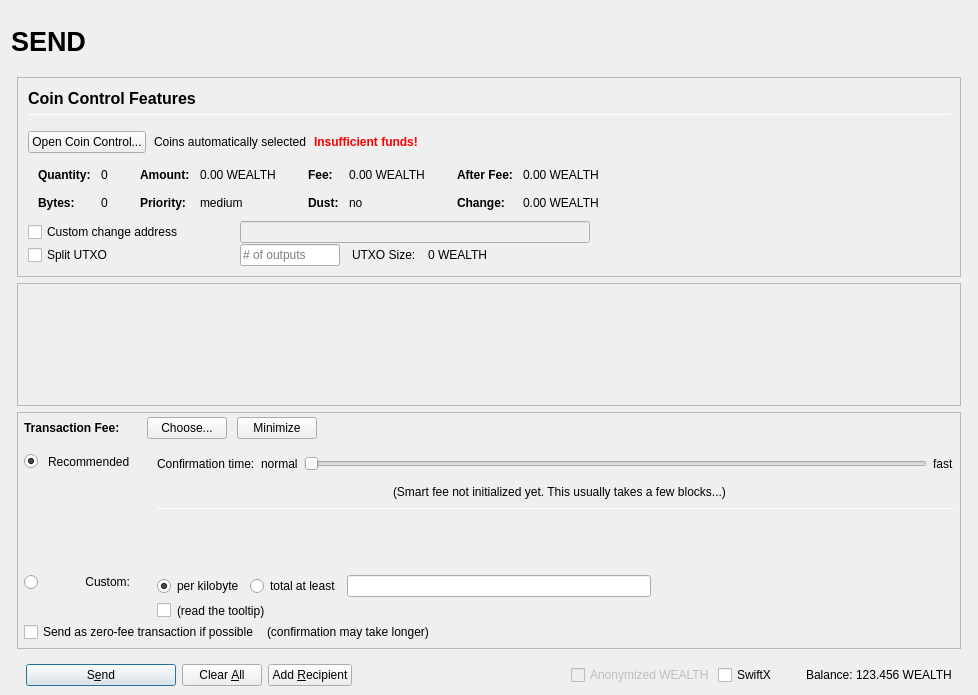
The window that src/qt/forms/sendcoinsdialog.ui (hashplatform/WealthSilo) describes before a commit, drawn with Qt 5.
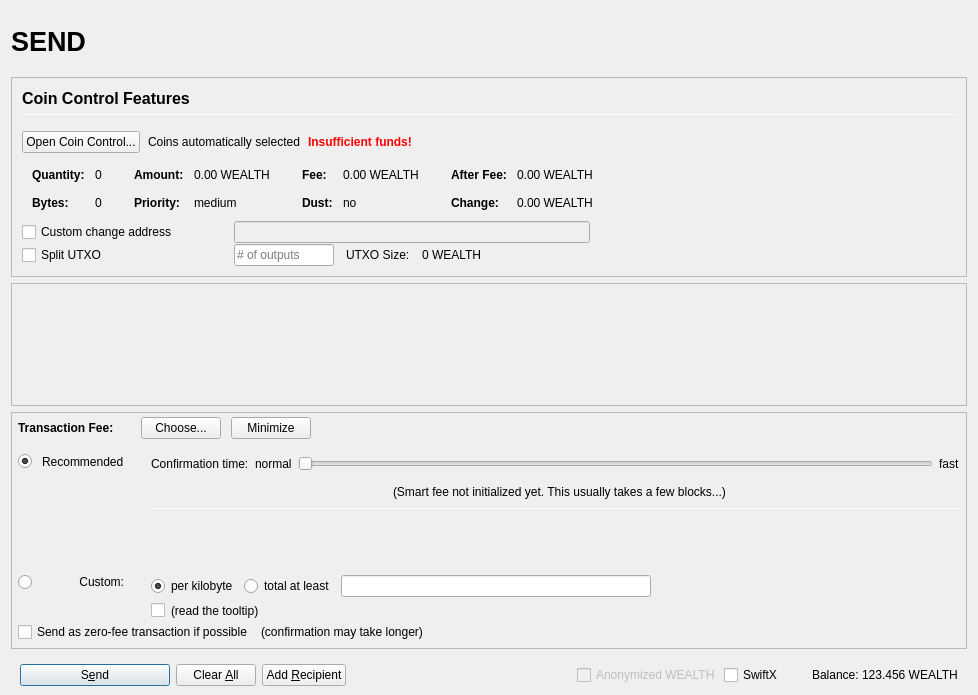
The same window after the commit. Icons and pictures are not drawn. Custom widgets are drawn as their Qt base class.

```diff
--- a/src/qt/forms/sendcoinsdialog.ui
+++ b/src/qt/forms/sendcoinsdialog.ui
@@ -141,13 +141,13 @@
        </property>
        <layout class="QVBoxLayout" name="layout_BG" stretch="0,0,0,0">
         <property name="leftMargin">
-         <number>6</number>
+         <number>0</number>
         </property>
         <property name="topMargin">
          <number>6</number>
         </property>
         <property name="rightMargin">
-         <number>6</number>
+         <number>0</number>
         </property>
         <property name="bottomMargin">
          <number>0</number>
@@ -897,8 +897,8 @@
             <rect>
              <x>0</x>
              <y>0</y>
-             <width>944</width>
-             <height>68</height>
+             <width>956</width>
+             <height>69</height>
             </rect>
            </property>
            <layout class="QVBoxLayout" name="verticalLayout_2" stretch="0,1">
```
Left out of the diff: 2 changed lines with no effect on the pictures.
